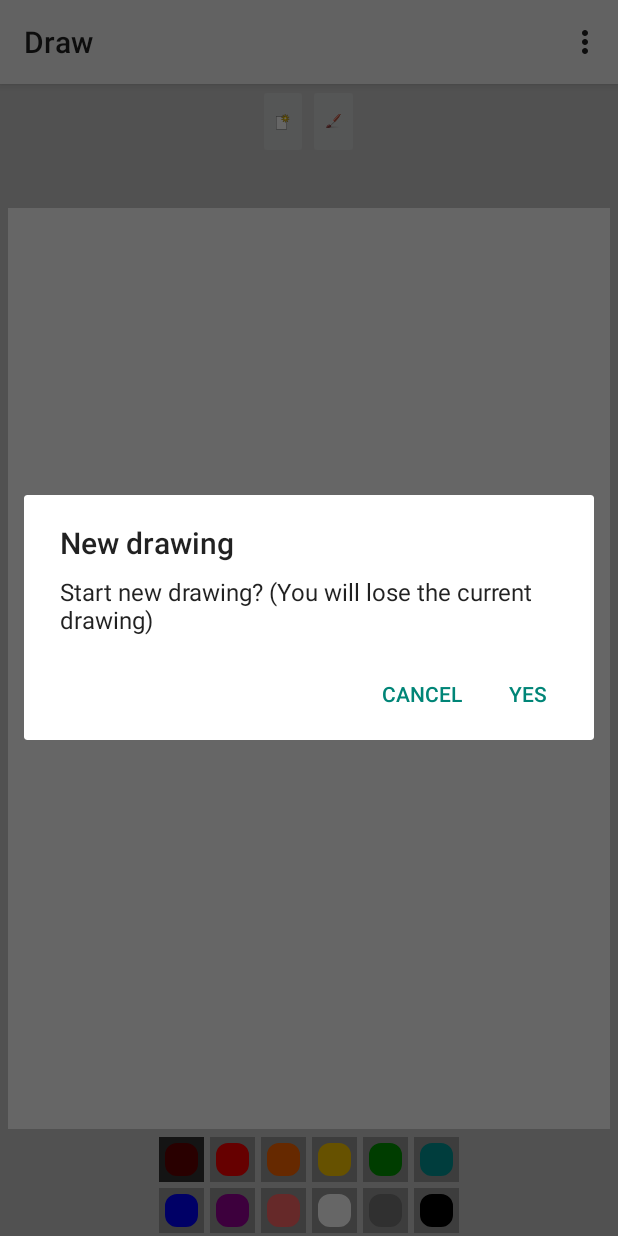
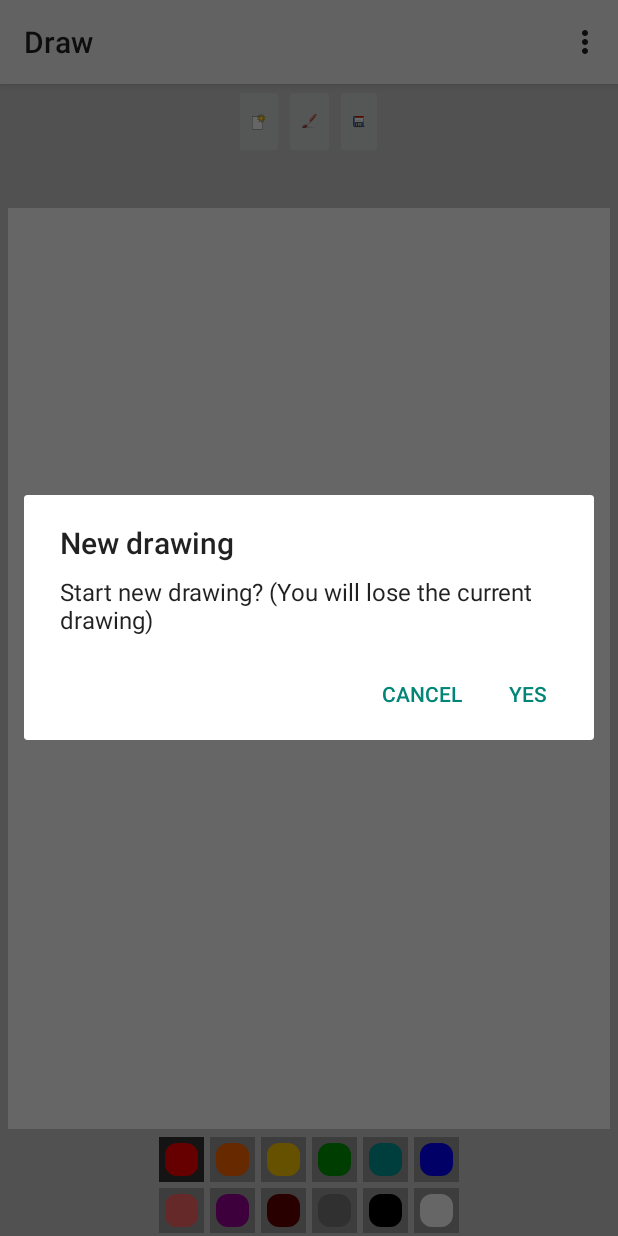
Before and after one commit to es2fq/Telestrations, an Android app: the Draw screen opened directly, with no data from a screen before it, after a tap on "New", on a phone screen of 412 x 824 dp. Run offline under Robolectric (Android 15) with nearby library versions, the phone set to English and light mode, and no system bars.

Commit message:
save does not work

```diff
--- a/Telephone/app/src/main/AndroidManifest.xml
+++ b/Telephone/app/src/main/AndroidManifest.xml
@@ -20,10 +20,6 @@
             <uses-permission android:name="android.permission.WRITE_EXTERNAL_STORAGE" />
         </activity>
         <activity
-            android:name=".Home"
-            android:label="@string/title_activity_home" >
-        </activity>
-        <activity
             android:name=".Draw"
             android:label="@string/title_activity_draw" >
         </activity>
--- a/Telephone/app/src/main/java/song/telephone/DrawingView.java
+++ b/Telephone/app/src/main/java/song/telephone/DrawingView.java
@@ -7,7 +7,6 @@ import android.graphics.Color;
 import android.graphics.Paint;
 import android.graphics.Path;
 import android.graphics.PorterDuff;
-import android.graphics.PorterDuffXfermode;
 import android.util.AttributeSet;
 import android.util.TypedValue;
 import android.view.MotionEvent;
@@ -17,7 +16,7 @@ public class DrawingView extends View {
 
     private Path drawPath;                  //drawing path
     private Paint drawPaint , canvasPaint;  //drawing and canvas paint
-    private int paintColor = 0xFF660000;    //initial color
+    private int paintColor = 0xFFFF0000;    //initial color
     private Canvas drawCanvas;              //canvas
     private Bitmap canvasBitmap;            //canvas bitmap
 
@@ -109,8 +108,8 @@ public class DrawingView extends View {
     public void setErase( boolean isErase ) {
         erase = isErase;
         if( erase ) {
-            setColor( "#FFFFFFFF" );
-            drawPaint.setXfermode( new PorterDuffXfermode( PorterDuff.Mode.CLEAR ));
+            this.setColor( "#FFFFFFFF" );
+//            drawPaint.setXfermode( new PorterDuffXfermode( PorterDuff.Mode.CLEAR ));
         }
         else {
             drawPaint.setXfermode( null );
--- a/Telephone/app/src/main/java/song/telephone/MyActivity.java
+++ b/Telephone/app/src/main/java/song/telephone/MyActivity.java
@@ -117,7 +117,7 @@ public class MyActivity extends Activity {
 
             drawWord = array[nums[n]];
 
-            word. setText(array[a]);
+            word. setText( array[a] );
             word2.setText( array[b] );
             word3.setText( array[c] );
             word4.setText( array[d] );
--- a/Telephone/app/src/main/res/layout/activity_draw.xml
+++ b/Telephone/app/src/main/res/layout/activity_draw.xml
@@ -33,12 +33,12 @@
         <!--android:contentDescription="@string/start_new"-->
         <!--android:src="@drawable/eraser" />-->
 
-        <!--<ImageButton-->
-        <!--android:id="@+id/save_btn"-->
-        <!--android:layout_width="wrap_content"-->
-        <!--android:layout_height="fill_parent"-->
-        <!--android:contentDescription="@string/start_new"-->
-        <!--android:src="@drawable/save" />-->
+        <ImageButton
+        android:id="@+id/save_btn"
+        android:layout_width="wrap_content"
+        android:layout_height="fill_parent"
+        android:contentDescription="@string/start_new"
+        android:src="@drawable/save" />
 
 
     </LinearLayout>
@@ -79,21 +79,12 @@
                 android:layout_width="@dimen/large_brush"
                 android:layout_height="@dimen/large_brush"
                 android:layout_margin="2dp"
-                android:background="#FF660000"
-                android:contentDescription="@string/paint"
-                android:onClick="paintClicked"
-                android:src="@drawable/paint"
-                android:tag="#FF660000" />
-
-            <ImageButton
-                android:layout_width="@dimen/large_brush"
-                android:layout_height="@dimen/large_brush"
-                android:layout_margin="2dp"
                 android:background="#FFFF0000"
                 android:contentDescription="@string/paint"
                 android:onClick="paintClicked"
                 android:src="@drawable/paint"
                 android:tag="#FFFF0000" />
+
 
             <ImageButton
                 android:layout_width="@dimen/large_brush"
@@ -134,6 +125,17 @@
                 android:onClick="paintClicked"
                 android:src="@drawable/paint"
                 android:tag="#FF009999" />
+
+            <ImageButton
+                android:layout_width="@dimen/large_brush"
+                android:layout_height="@dimen/large_brush"
+                android:layout_margin="2dp"
+                android:background="#FF0000FF"
+                android:contentDescription="@string/paint"
+                android:onClick="paintClicked"
+                android:src="@drawable/paint"
+                android:tag="#FF0000FF" />
+
         </LinearLayout>
 
         <!-- Bottom Row -->
@@ -146,11 +148,11 @@
                 android:layout_width="@dimen/large_brush"
                 android:layout_height="@dimen/large_brush"
                 android:layout_margin="2dp"
-                android:background="#FF0000FF"
+                android:background="#FFFF6666"
                 android:contentDescription="@string/paint"
                 android:onClick="paintClicked"
                 android:src="@drawable/paint"
-                android:tag="#FF0000FF" />
+                android:tag="#FFFF6666" />
 
             <ImageButton
                 android:layout_width="@dimen/large_brush"
@@ -166,21 +168,11 @@
                 android:layout_width="@dimen/large_brush"
                 android:layout_height="@dimen/large_brush"
                 android:layout_margin="2dp"
-                android:background="#FFFF6666"
+                android:background="#FF660000"
                 android:contentDescription="@string/paint"
                 android:onClick="paintClicked"
                 android:src="@drawable/paint"
-                android:tag="#FFFF6666" />
-
-            <ImageButton
-                android:layout_width="@dimen/large_brush"
-                android:layout_height="@dimen/large_brush"
-                android:layout_margin="2dp"
-                android:background="#FFFFFFFF"
-                android:contentDescription="@string/paint"
-                android:onClick="paintClicked"
-                android:src="@drawable/paint"
-                android:tag="#FFFFFFFF" />
+                android:tag="#FF660000" />
 
             <ImageButton
                 android:layout_width="@dimen/large_brush"
@@ -201,6 +193,17 @@
                 android:onClick="paintClicked"
                 android:src="@drawable/paint"
                 android:tag="#FF000000" />
+
+            <ImageButton
+                android:layout_width="@dimen/large_brush"
+                android:layout_height="@dimen/large_brush"
+                android:layout_margin="2dp"
+                android:background="#FFFFFFFF"
+                android:contentDescription="@string/paint"
+                android:onClick="paintClicked"
+                android:src="@drawable/paint"
+                android:tag="#FFFFFFFF" />
+
         </LinearLayout>
     </LinearLayout>
 </LinearLayout>
```
Also changed, not shown: Telephone/app/src/main/java/song/telephone/Draw.java (+38 -35 lines).
